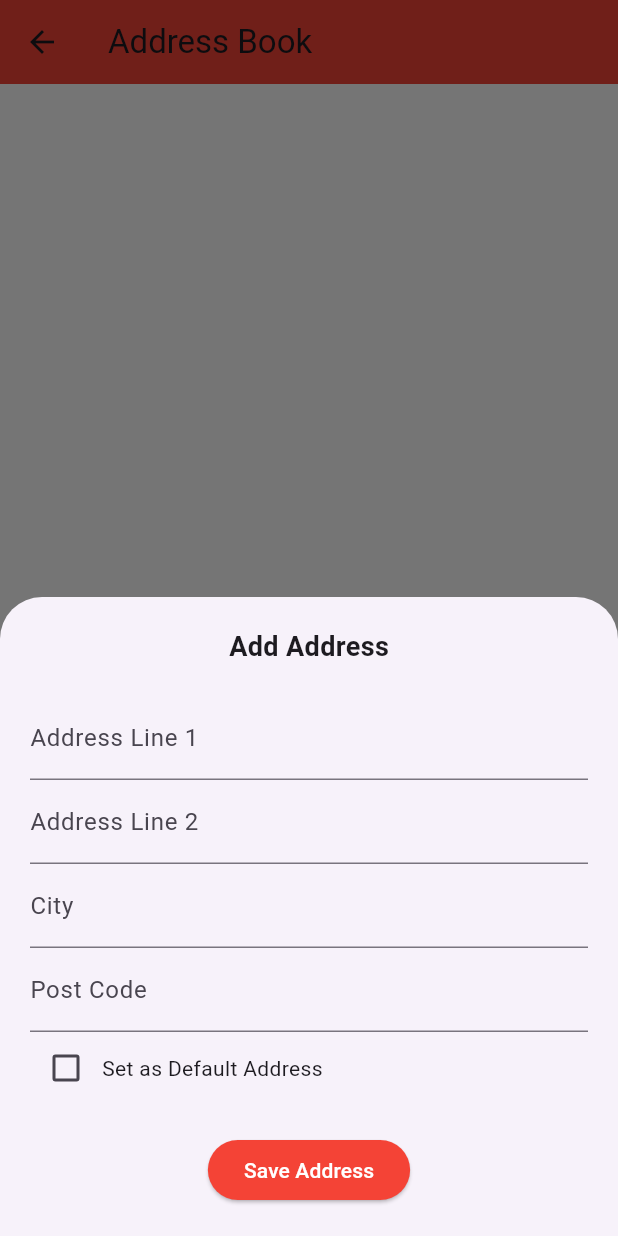
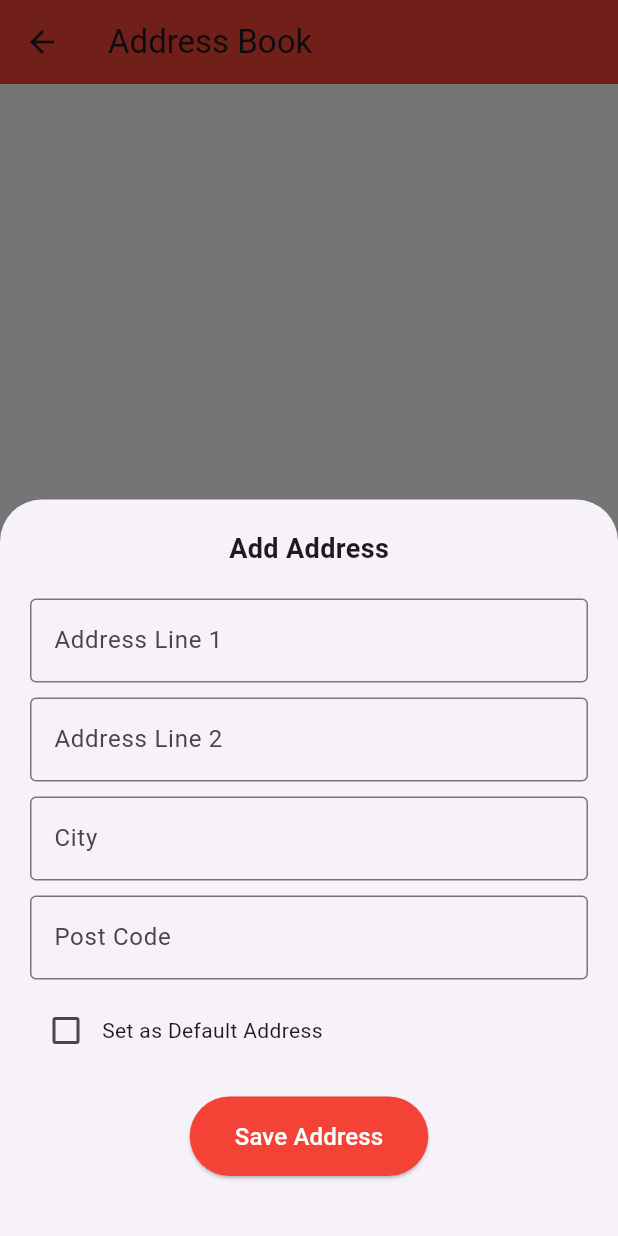
Before and after one commit to Samhitha1705/FLUTTER-NUTRISENSE, a Flutter app: the AddressBookPage screen opened directly, after a tap on the "add" icon, on a phone screen of 412 x 824 dp. Run offline on Flutter 3.47's test engine with Material 3 defaults, Android fonts, the phone set to English and light mode, and no system bars; our stand-ins replace animated_splash_screen, cached_network_image, get, image_picker, shared_preferences; missing offline and left inert: dart:js, razorpay_flutter; accounts and stored records are empty; network calls fail.

Commit message:
address updation

```diff
--- a/lib/add_address_form.dart
+++ b/lib/add_address_form.dart
@@ -16,6 +16,7 @@ class AddAddressForm extends StatefulWidget {
 }
 
 class _AddAddressFormState extends State<AddAddressForm> {
+  final _formKey = GlobalKey<FormState>();
 
   final line1Controller = TextEditingController();
   final line2Controller = TextEditingController();
@@ -27,7 +28,6 @@ class _AddAddressFormState extends State<AddAddressForm> {
   @override
   void initState() {
     super.initState();
-
     if (widget.address != null) {
       line1Controller.text = widget.address!.line1;
       line2Controller.text = widget.address!.line2;
@@ -38,62 +38,91 @@ class _AddAddressFormState extends State<AddAddressForm> {
   }
 
   void save() {
-
+    // Validate the form before saving
+    if (_formKey.currentState!.validate()) {
       final address = AddressModel(
         id: widget.address?.id,
-      line1: line1Controller.text,
-      line2: line2Controller.text,
-      city: cityController.text,
-      postCode: postCodeController.text,
+        line1: line1Controller.text.trim(),
+        line2: line2Controller.text.trim(),
+        city: cityController.text.trim(),
+        postCode: postCodeController.text.trim(),
         defaultAddress: defaultAddress,
       );
 
       widget.onSave(address);
       Navigator.pop(context);
     }
+  }
 
   @override
   Widget build(BuildContext context) {
-
     return Padding(
       padding: EdgeInsets.only(
-        bottom: MediaQuery.of(context).viewInsets.bottom,
+        bottom: MediaQuery.of(context).viewInsets.bottom + 20,
         left: 20,
         right: 20,
         top: 20,
       ),
-
       child: SingleChildScrollView(
+        child: Form(
+          key: _formKey,
+          autovalidateMode: AutovalidateMode.onUserInteraction,
           child: Column(
-
+            crossAxisAlignment: CrossAxisAlignment.start,
             children: [
-
-            const Text(
+              const Center(
+                child: Text(
                   "Add Address",
                   style: TextStyle(fontSize: 18, fontWeight: FontWeight.bold),
                 ),
-
+              ),
               const SizedBox(height: 20),
 
-            TextField(
+              TextFormField(
                 controller: line1Controller,
-              decoration: const InputDecoration(labelText: "Address Line 1"),
+                decoration: const InputDecoration(
+                    labelText: "Address Line 1", border: OutlineInputBorder()),
+                validator: (value) {
+                  if (value == null || value.trim().isEmpty) {
+                    return "Address Line 1 is required";
+                  }
+                  return null;
+                },
               ),
+              const SizedBox(height: 10),
 
-            TextField(
+              TextFormField(
                 controller: line2Controller,
-              decoration: const InputDecoration(labelText: "Address Line 2"),
+                decoration: const InputDecoration(
+                    labelText: "Address Line 2", border: OutlineInputBorder()),
               ),
+              const SizedBox(height: 10),
 
-            TextField(
+              TextFormField(
                 controller: cityController,
-              decoration: const InputDecoration(labelText: "City"),
+                decoration: const InputDecoration(
+                    labelText: "City", border: OutlineInputBorder()),
+                validator: (value) {
+                  if (value == null || value.trim().isEmpty) {
+                    return "City is required";
+                  }
+                  return null;
+                },
               ),
+              const SizedBox(height: 10),
 
-            TextField(
+              TextFormField(
                 controller: postCodeController,
-              decoration: const InputDecoration(labelText: "Post Code"),
+                decoration: const InputDecoration(
+                    labelText: "Post Code", border: OutlineInputBorder()),
+                validator: (value) {
+                  if (value == null || value.trim().isEmpty) {
+                    return "Post Code is required";
+                  }
+                  return null;
+                },
               ),
+              const SizedBox(height: 10),
 
               Row(
                 children: [
@@ -108,21 +137,25 @@ class _AddAddressFormState extends State<AddAddressForm> {
                   const Text("Set as Default Address")
                 ],
               ),
-
               const SizedBox(height: 20),
 
-            ElevatedButton(
+              Center(
+                child: ElevatedButton(
                   onPressed: save,
-              style: ElevatedButton.styleFrom(backgroundColor: Colors.red),
+                  style: ElevatedButton.styleFrom(
+                    backgroundColor: Colors.red,
+                    padding: const EdgeInsets.symmetric(
+                        horizontal: 30, vertical: 15),
+                  ),
                   child: const Text(
                     "Save Address",
-                style: TextStyle(color: Colors.white),
+                    style: TextStyle(color: Colors.white, fontSize: 16),
                   ),
                 ),
-
+              ),
               const SizedBox(height: 20),
-
             ],
+          ),
         ),
       ),
     );
```
Also changed, not shown: lib/login_page.dart (+51 -15 lines). Lines whose indentation alone changed are shown as unchanged.
